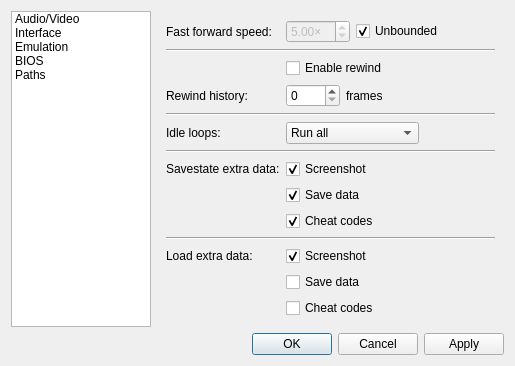
This is Libretro/mgba/src/platform/qt/SettingsView.ui in kiddreads/Avalon-copy2 as Qt 5 draws it before an edit. The edited form follows.
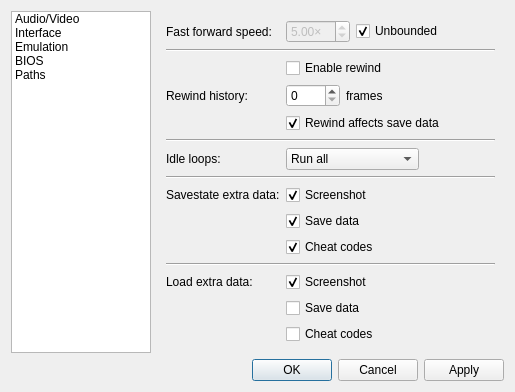
This is the edited form. The open tabs and pages were chosen to show the change.

Patch:
```diff
--- a/Libretro/mgba/src/platform/qt/SettingsView.ui
+++ b/Libretro/mgba/src/platform/qt/SettingsView.ui
@@ -535,21 +535,21 @@
          </item>
         </layout>
        </item>
-       <item row="4" column="0" colspan="2">
+       <item row="5" column="0" colspan="2">
         <widget class="Line" name="line_3">
          <property name="orientation">
           <enum>Qt::Horizontal</enum>
          </property>
         </widget>
        </item>
-       <item row="5" column="0">
+       <item row="6" column="0">
         <widget class="QLabel" name="label_15">
          <property name="text">
           <string>Idle loops:</string>
          </property>
         </widget>
        </item>
-       <item row="5" column="1">
+       <item row="6" column="1">
         <widget class="QComboBox" name="idleOptimization">
          <item>
           <property name="text">
@@ -568,31 +568,31 @@
          </item>
         </widget>
        </item>
-       <item row="6" column="0" colspan="2">
+       <item row="7" column="0" colspan="2">
         <widget class="Line" name="line_2">
          <property name="orientation">
           <enum>Qt::Horizontal</enum>
          </property>
         </widget>
        </item>
-       <item row="7" column="0">
+       <item row="8" column="0">
         <widget class="QLabel" name="label_24">
          <property name="text">
           <string>Savestate extra data:</string>
          </property>
         </widget>
        </item>
-       <item row="7" column="1">
-        <widget class="QCheckBox" name="saveStateScreenshot">
-         <property name="text">
-          <string>Screenshot</string>
-         </property>
-         <property name="checked">
-          <bool>true</bool>
-         </property>
-        </widget>
-       </item>
        <item row="8" column="1">
+        <widget class="QCheckBox" name="saveStateScreenshot">
+         <property name="text">
+          <string>Screenshot</string>
+         </property>
+         <property name="checked">
+          <bool>true</bool>
+         </property>
+        </widget>
+       </item>
+       <item row="9" column="1">
         <widget class="QCheckBox" name="saveStateSave">
          <property name="text">
           <string>Save data</string>
@@ -602,7 +602,7 @@
          </property>
         </widget>
        </item>
-       <item row="9" column="1">
+       <item row="10" column="1">
         <widget class="QCheckBox" name="saveStateCheats">
          <property name="text">
           <string>Cheat codes</string>
@@ -612,44 +612,54 @@
          </property>
         </widget>
        </item>
-       <item row="11" column="0">
+       <item row="12" column="0">
         <widget class="QLabel" name="label_25">
          <property name="text">
           <string>Load extra data:</string>
          </property>
         </widget>
        </item>
-       <item row="11" column="1">
-        <widget class="QCheckBox" name="loadStateScreenshot">
-         <property name="text">
-          <string>Screenshot</string>
-         </property>
-         <property name="checked">
-          <bool>true</bool>
-         </property>
-        </widget>
-       </item>
        <item row="12" column="1">
-        <widget class="QCheckBox" name="loadStateSave">
+        <widget class="QCheckBox" name="loadStateScreenshot">
          <property name="text">
-          <string>Save data</string>
+          <string>Screenshot</string>
+         </property>
+         <property name="checked">
+          <bool>true</bool>
          </property>
         </widget>
        </item>
        <item row="13" column="1">
+        <widget class="QCheckBox" name="loadStateSave">
+         <property name="text">
+          <string>Save data</string>
+         </property>
+        </widget>
+       </item>
+       <item row="14" column="1">
         <widget class="QCheckBox" name="loadStateCheats">
          <property name="text">
           <string>Cheat codes</string>
          </property>
         </widget>
        </item>
-       <item row="10" column="0" colspan="2">
+       <item row="11" column="0" colspan="2">
         <widget class="Line" name="line_9">
          <property name="orientation">
           <enum>Qt::Horizontal</enum>
          </property>
         </widget>
        </item>
+       <item row="4" column="1">
+        <widget class="QCheckBox" name="rewindSave">
+         <property name="text">
+          <string>Rewind affects save data</string>
+         </property>
+         <property name="checked">
+          <bool>true</bool>
+         </property>
+        </widget>
+       </item>
       </layout>
      </widget>
      <widget class="QWidget" name="bios">
```
Left out of the diff: 2 changed lines with no effect on the pictures.
